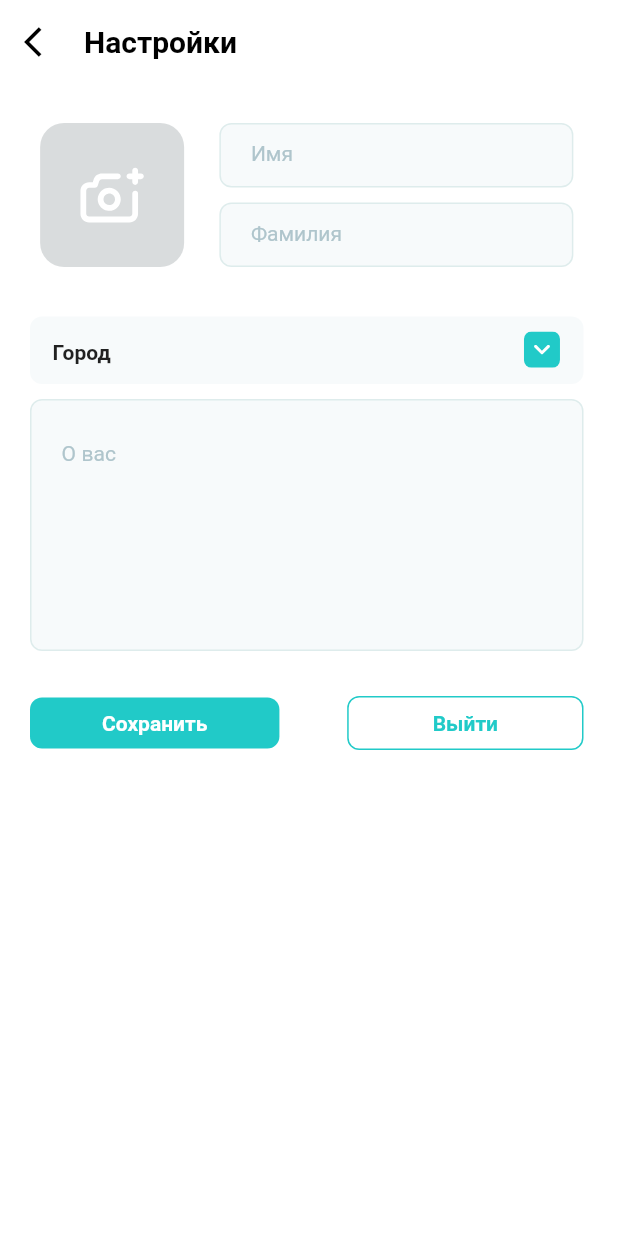
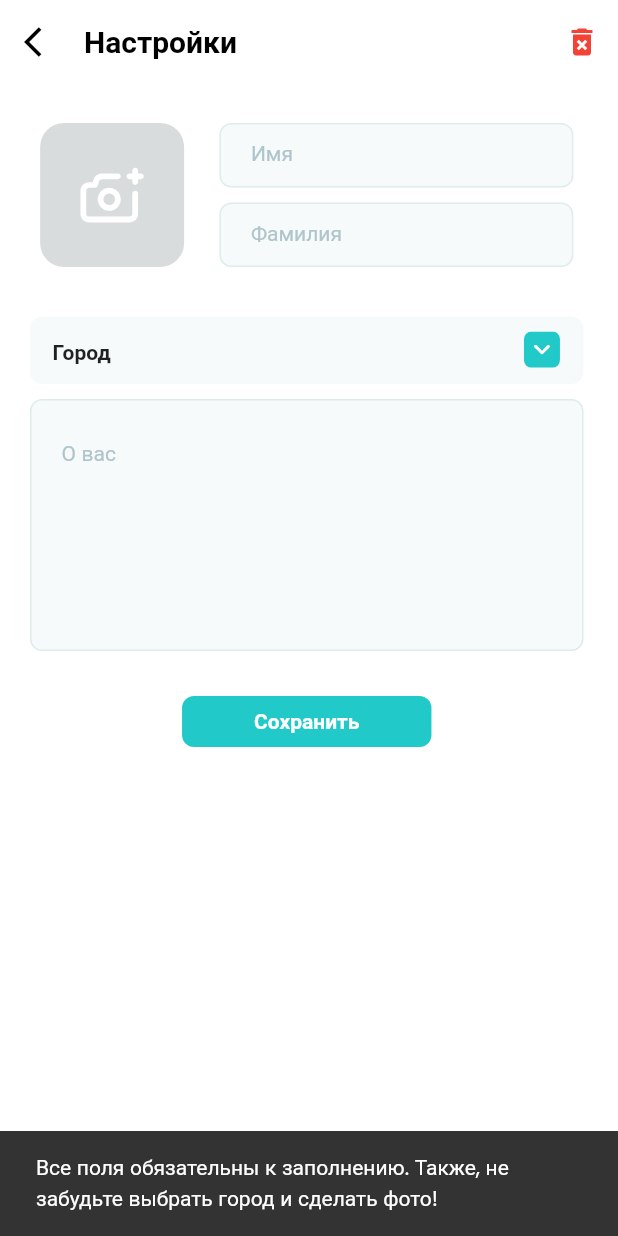
Before and after one commit to Saymakk/inspireapp.kz-mobile, a Flutter app: the ProfileSettingsScreen screen opened directly, after a tap on "Сохранить", on a phone screen of 412 x 824 dp. Run offline on Flutter 3.47's test engine with Material 2 defaults, Android fonts, the phone set to English and light mode, and no system bars; our stand-ins replace animated_splash_screen, animated_text_kit, audioplayers, blurrycontainer, carousel_slider, dio and 13 more; missing offline and left inert: anchor_scroll_controller, better_open_file; accounts and stored records are empty; network calls fail; project files that could hold a hidden picture were left out.

```diff
--- a/lib/requests/affirmations/single_affirm.dart
+++ b/lib/requests/affirmations/single_affirm.dart
@@ -16,7 +16,7 @@ Future<List<categoriesAff>> singleAffRequest(id) async {
     'Authorization': 'Bearer ${auth.read('token').toString()}'
   };
 
-  final Uri url = Uri.parse('https://inspireapp.kz/api/affirmations/$id');
+  final Uri url = Uri.parse('https://inspireapp.kz/api/affirmations/');
   var request = http.MultipartRequest('GET', url);
   request.headers.addAll(headers);
 
@@ -28,6 +28,7 @@ Future<List<categoriesAff>> singleAffRequest(id) async {
     Iterable list = json.decode(responsed.body);
     List<categoriesAff> datasheet = list.map((f) => categoriesAff.fromJson(f)).toList();
 
+    // print(list.toString());
 
     return Future<List<categoriesAff>>.value(datasheet);
   } else {
--- a/lib/requests/meditations/main_screen_meditations.dart
+++ b/lib/requests/meditations/main_screen_meditations.dart
@@ -25,6 +25,7 @@ Future<List<meditationsList>> meditationsRequest() async {
     Iterable list = json.decode(responsed.body);
     List<meditationsList> datasheet = list.map((f) => meditationsList.fromJson(f)).toList();
 
+    print(list.toString());
 
     return Future<List<meditationsList>>.value(datasheet);
   } else {
--- a/lib/screens/ProfileScreen/profile_settings/profile_settings.dart
+++ b/lib/screens/ProfileScreen/profile_settings/profile_settings.dart
@@ -10,6 +10,8 @@ import 'package:image_picker/image_picker.dart';
 import 'package:inspire/constants/constants.dart';
 import 'package:inspire/requests/lists/country_list_request.dart';
 import 'package:inspire/requests/profile/profile_settings_requests.dart';
+import 'package:inspire/screens/registration/registering_screen.dart';
+import 'package:inspire/screens/welcome_screen.dart';
 import 'package:skeletons/skeletons.dart';
 
 import '../../../requests/lists/cities_list_request.dart';
@@ -92,6 +94,16 @@ class _ProfileSettingsScreenState extends State<ProfileSettingsScreen> {
                 ),
               ),
             ),
+            actions: [
+              IconButton(
+                onPressed: () {},
+                icon: Icon(
+                  Icons.delete_forever,
+                  color: Colors.red,
+                ),
+                tooltip: 'Удалить аккаунт',
+              )
+            ],
           ),
           body: SingleChildScrollView(
             child: Container(
@@ -488,13 +500,28 @@ class _ProfileSettingsScreenState extends State<ProfileSettingsScreen> {
                       ),
                     ),
                   ),
-                  Row(
-                    mainAxisAlignment: MainAxisAlignment.spaceBetween,
-                    children: [
                   GestureDetector(
-                        onTap: (){
-                          userUpdateRequest(nameController.text, lastNameController.text, selected_city, descController.text, image!);
-                        },  /** !!! Отправка запроса на редактирование аккаунта !!! **/
+                    onTap: () {
+                      nameController.text == '' ||
+                              lastNameController.text == '' ||
+                              selected_city == null ||
+                              descController.text == '' ||
+                              image!.path == null
+                          ? ScaffoldMessenger.of(context).showSnackBar(SnackBar(
+                              content: Text(
+                              'Все поля обязательны к заполнению. Также, не забудьте выбрать город и сделать фото!',
+                              style: GoogleFonts.poppins(
+                                fontWeight: FontWeight.w400,
+                              ),
+                            )))
+                          : userUpdateRequest(
+                              nameController.text,
+                              lastNameController.text,
+                              selected_city!,
+                              descController.text,
+                              image!);
+                    },
+                    /** !!! Отправка запроса на редактирование аккаунта !!! **/
                     child: Container(
                       decoration: BoxDecoration(
                           borderRadius: BorderRadius.circular(8),
@@ -512,30 +539,34 @@ class _ProfileSettingsScreenState extends State<ProfileSettingsScreen> {
                       ),
                     ),
                   ),
-                      SizedBox(
-                        width: 4,
-                      ),
-                      Container(
-                        decoration: BoxDecoration(
-                            border: Border.all(color: Color(0xff21cac8)),
-                            borderRadius: BorderRadius.circular(8),
-                            color: Colors.white),
-                        child: Container(
-                          margin: EdgeInsets.symmetric(
-                            vertical: 9,
-                            horizontal: 56,
-                          ),
-                          child: Text(
-                            'Выйти',
-                            style: GoogleFonts.poppins(
-                                fontSize: 14,
-                                fontWeight: FontWeight.w600,
-                                color: Color(0xff21cac8)),
-                          ),
-                        ),
-                      ),
-                    ],
-                  ),
+                  // Row(
+                  //   mainAxisAlignment: MainAxisAlignment.spaceBetween,
+                  //   children: [
+                  //
+                  //     // SizedBox(
+                  //     //   width: 4,
+                  //     // ),
+                  //     // Container(
+                  //     //   decoration: BoxDecoration(
+                  //     //       border: Border.all(color: Color(0xff21cac8)),
+                  //     //       borderRadius: BorderRadius.circular(8),
+                  //     //       color: Colors.white),
+                  //     //   child: Container(
+                  //     //     margin: EdgeInsets.symmetric(
+                  //     //       vertical: 9,
+                  //     //       horizontal: 56,
+                  //     //     ),
+                  //     //     child: Text(
+                  //     //       'Выйти',
+                  //     //       style: GoogleFonts.poppins(
+                  //     //           fontSize: 14,
+                  //     //           fontWeight: FontWeight.w600,
+                  //     //           color: Color(0xff21cac8)),
+                  //     //     ),
+                  //     //   ),
+                  //     // ),
+                  //   ],
+                  // ),
                 ],
               ),
             ),
```
Also changed, not shown: lib/model/single_affirm.dart (+39 -31 lines), lib/requests/affirmations/main_screen_affirmations.dart (+6 -5 lines), lib/requests/profile/profile_settings_requests.dart (+18 -4 lines), lib/screens/ProfileScreen/profile_screen.dart (+15 -33 lines), lib/screens/affirmation_screen/single_affirm/single_aff.dart (+6 -3 lines), lib/screens/main_screen/affirmations.dart (+24 -6 lines), lib/screens/main_screen/all_affirmations/all_affirmations.dart (+11 -7 lines), lib/screens/main_screen/meditations.dart (+14 -7 lines), lib/screens/main_screen/mini_courses.dart (+18 -2 lines), lib/screens/meditation_screen/player/player_screen.dart (+3 -4 lines). Lines whose indentation alone changed are shown as unchanged.
